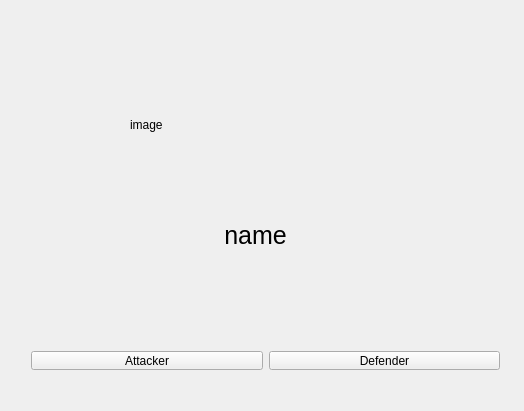
First picture: the form in mainwindow.ui, repository JMax45/r6sRandomizer, before the edit.
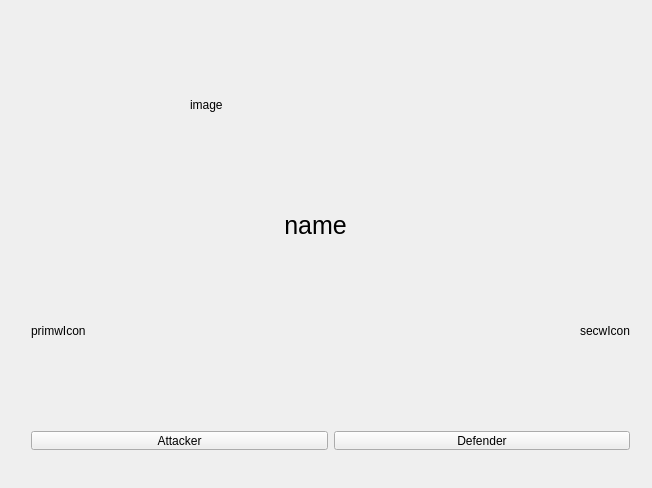
Second picture: the form after the edit.

Commit message: Weapons icons

The edit to the form file:
```diff
--- a/mainwindow.ui
+++ b/mainwindow.ui
@@ -6,8 +6,8 @@
    <rect>
     <x>0</x>
     <y>0</y>
-    <width>524</width>
-    <height>411</height>
+    <width>652</width>
+    <height>488</height>
    </rect>
   </property>
   <property name="windowTitle">
@@ -17,8 +17,8 @@
    <widget class="QLabel" name="label">
     <property name="geometry">
      <rect>
-      <x>130</x>
-      <y>0</y>
+      <x>190</x>
+      <y>-20</y>
       <width>250</width>
       <height>250</height>
      </rect>
@@ -40,8 +40,8 @@
     <property name="geometry">
      <rect>
       <x>20</x>
-      <y>340</y>
-      <width>491</width>
+      <y>420</y>
+      <width>621</width>
       <height>41</height>
      </rect>
     </property>
@@ -65,8 +65,8 @@
    <widget class="QLabel" name="label_2">
     <property name="geometry">
      <rect>
-      <x>170</x>
-      <y>220</y>
+      <x>230</x>
+      <y>210</y>
       <width>171</width>
       <height>31</height>
      </rect>
@@ -87,8 +87,8 @@
     <property name="geometry">
      <rect>
       <x>20</x>
-      <y>269</y>
-      <width>491</width>
+      <y>250</y>
+      <width>621</width>
       <height>21</height>
      </rect>
     </property>
@@ -129,9 +129,9 @@
     <property name="geometry">
      <rect>
       <x>20</x>
-      <y>290</y>
-      <width>491</width>
-      <height>19</height>
+      <y>390</y>
+      <width>621</width>
+      <height>20</height>
      </rect>
     </property>
     <layout class="QHBoxLayout" name="horizontalLayout_3">
@@ -154,6 +154,38 @@
      </item>
     </layout>
    </widget>
+   <widget class="QWidget" name="horizontalLayoutWidget_4">
+    <property name="geometry">
+     <rect>
+      <x>20</x>
+      <y>280</y>
+      <width>621</width>
+      <height>101</height>
+     </rect>
+    </property>
+    <layout class="QHBoxLayout" name="horizontalLayout_4">
+     <item>
+      <widget class="QLabel" name="label_7">
+       <property name="text">
+        <string>primwIcon</string>
+       </property>
+       <property name="margin">
+        <number>0</number>
+       </property>
+      </widget>
+     </item>
+     <item>
+      <widget class="QLabel" name="label_8">
+       <property name="text">
+        <string>secwIcon</string>
+       </property>
+       <property name="alignment">
+        <set>Qt::AlignRight|Qt::AlignTrailing|Qt::AlignVCenter</set>
+       </property>
+      </widget>
+     </item>
+    </layout>
+   </widget>
   </widget>
   <widget class="QMenuBar" name="menuBar">
    <property name="geometry">
```
Left out of the diff: 2 changed lines with no effect on the pictures. The commit also changes 35 other files.
